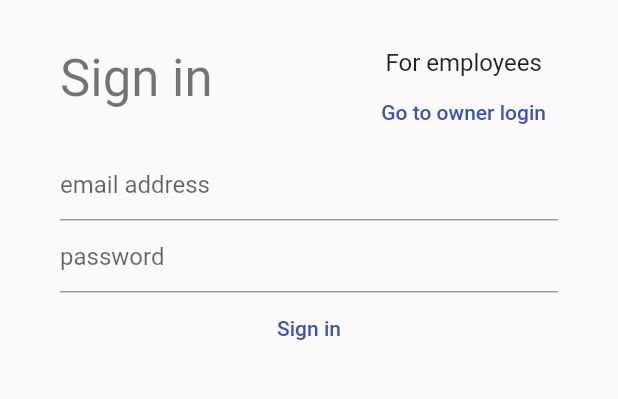
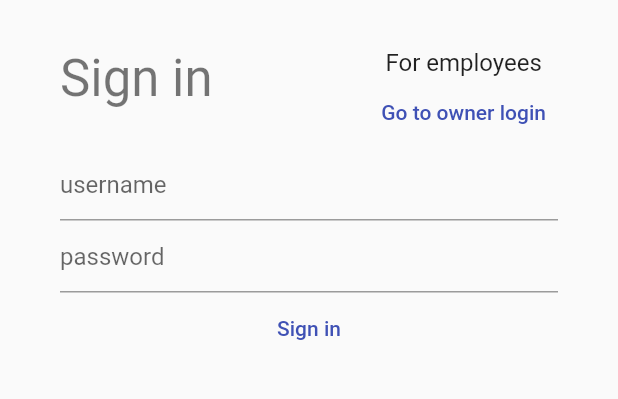
Before and after one commit to fivemoreminix/ems-protocols, a Flutter app: the screen it shows after launch, on a phone screen of 412 x 824 dp, the part 258-657 px from its top. Run offline on Flutter 3.47's test engine with Material 2 defaults, Android fonts, the phone set to English and light mode, and no system bars; our stand-ins replace firebase_auth, firebase_core; missing offline and left inert: flutterfire_ui; accounts and stored records are empty.

Commit message:
Improve login form to support users & admins

```diff
--- a/lib/login.dart
+++ b/lib/login.dart
@@ -31,9 +31,49 @@ class SigninPage extends StatefulWidget {
 }
 
 class _SigninPageState extends State<SigninPage> {
-  final emailController = TextEditingController();
+  bool showAdminForm = false;
+
+  @override
+  Widget build(BuildContext context) {
+    return GenericSignin(
+      onSwitchForms: () {
+        setState(() => showAdminForm = !showAdminForm);
+      },
+      subtitleText: showAdminForm ? 'For admins and owners' : 'For employees',
+      switchFormsText:
+          showAdminForm ? 'Go to employee login' : 'Go to owner login',
+      userFieldType:
+          showAdminForm ? _UserFieldType.email : _UserFieldType.username,
+    );
+  }
+}
+
+enum _UserFieldType {
+  email,
+  username,
+}
+
+class GenericSignin extends StatefulWidget {
+  const GenericSignin(
+      {Key? key,
+      required this.onSwitchForms,
+      required this.subtitleText,
+      required this.switchFormsText,
+      required this.userFieldType})
+      : super(key: key);
+
+  final Function() onSwitchForms;
+  final String subtitleText;
+  final String switchFormsText;
+  final _UserFieldType userFieldType;
+
+  @override
+  State<GenericSignin> createState() => _GenericSigninState();
+}
+
+class _GenericSigninState extends State<GenericSignin> {
+  final userController = TextEditingController();
   final passController = TextEditingController();
-
   String? errorMessage;
   bool loading = false;
 
@@ -60,19 +100,22 @@ class _SigninPageState extends State<SigninPage> {
                   crossAxisAlignment: CrossAxisAlignment.center,
                   children: [
                     Text(
-                      'For employees',
+                      widget.subtitleText,
                       style: Theme.of(context).textTheme.subtitle1,
                     ),
                     TextButton(
-                      child: const Text('Go to owner login'),
-                      onPressed: () {},
+                      child: Text(widget.switchFormsText),
+                      onPressed: widget.onSwitchForms,
                     ),
                   ],
                 )
               ]),
               TextFormField(
-                  controller: emailController,
-                  decoration: const InputDecoration(hintText: 'email address')),
+                  controller: userController,
+                  decoration: InputDecoration(
+                      hintText: (widget.userFieldType == _UserFieldType.email)
+                          ? 'email address'
+                          : 'username')),
               TextFormField(
                 controller: passController,
                 decoration: const InputDecoration(hintText: 'password'),
@@ -89,16 +132,25 @@ class _SigninPageState extends State<SigninPage> {
                   child: TextButton(
                 child: const Text('Sign in'),
                 onPressed: () async {
+                  setState(() => loading = true);
                   try {
-                    setState(() => loading = true);
+                    var user = userController.text.trim();
+                    if (widget.userFieldType == _UserFieldType.username) {
+                      user +=
+                          'ghost@emsprotocolsapp.com'; // Some arbitrary but constant domain for managed accounts
+                    }
+                    final pass = passController.text;
+
                     await FirebaseAuth.instance.signInWithEmailAndPassword(
-                        email: emailController.text,
-                        password: passController.text);
+                        email: user, password: pass);
                   } catch (e) {
                     final exc = e as FirebaseAuthException;
                     switch (exc.code) {
                       case 'invalid-email':
-                        errorMessage = "Invalid email address";
+                        errorMessage =
+                            (widget.userFieldType == _UserFieldType.email)
+                                ? "Invalid email address"
+                                : "Invalid username";
                         break;
                       case 'user-disabled':
                         errorMessage = "Your account has been disabled";
@@ -112,7 +164,7 @@ class _SigninPageState extends State<SigninPage> {
                         break;
                       default:
                         throw ErrorDescription(
-                            'Unexpected FirebaseAuthException code');
+                            'Unhandled FirebaseAuthException code');
                     }
                     setState(() => loading = false);
                   }
```
